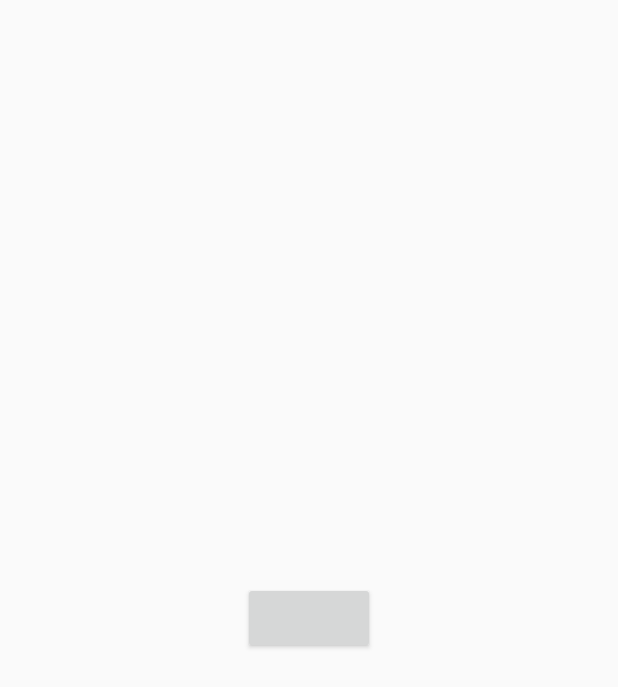
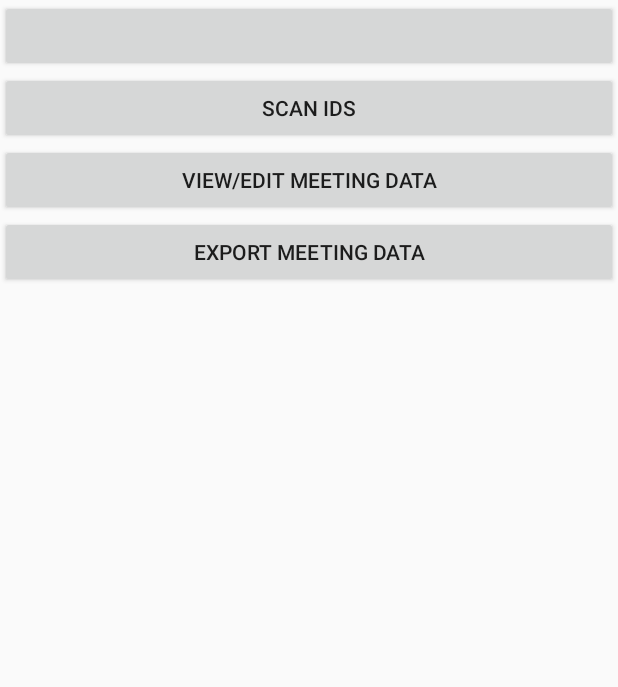
Before and after one commit to Spiderpig86/Attendance, an Android app: the layout fragment_menu.xml on its own in the app's theme, with its tools: preview values and no code run, on a phone screen of 412 x 824 dp. Shown: the top 687 px of the screen. Run offline under Robolectric (Android 15) with nearby library versions, the phone set to English and light mode, and no system bars.

```diff
--- a/Android/Attendance/app/src/main/java/com/clubattendance/attendance/activities/ScanActivity.java
+++ b/Android/Attendance/app/src/main/java/com/clubattendance/attendance/activities/ScanActivity.java
@@ -30,6 +30,9 @@ import com.clubattendance.attendance.R;
 
 /* ------------------------- CLASS DEFINITION ------------------------- */
 
+/**
+ * Activity that scans member IDs.
+ */
 public class ScanActivity extends AppCompatActivity {
 
     /* ------------------------- DATA & VARS ------------------------- */
@@ -113,7 +116,7 @@ public class ScanActivity extends AppCompatActivity {
                  * @param width
                  *      The width of the surface.
                  * @param height
-                 *      The heght of the surface
+                 *      The height of the surface
                  */
                 @Override
                 public void surfaceChanged(SurfaceHolder surfaceHolder, int
--- a/Android/Attendance/app/src/main/res/layout/fragment_menu.xml
+++ b/Android/Attendance/app/src/main/res/layout/fragment_menu.xml
@@ -5,42 +5,37 @@
     android:orientation="vertical"
     android:layout_width="match_parent"
     android:layout_height="match_parent"
-    android:gravity="center"
+    android:gravity="top|center"
     tools:context="com.clubattendance.attendance.fragments.MenuFragment">
 
     <Button
         android:id="@+id/mainButton"
-        android:layout_width="wrap_content"
+        android:layout_width="match_parent"
         android:layout_height="wrap_content"
-        android:gravity="center"
         android:layout_gravity="center_horizontal"/>
 
     <Button
         android:id="@+id/scanButton"
-        android:layout_width="wrap_content"
+        android:layout_width="match_parent"
+        android:layout_height="wrap_content"
+        android:layout_gravity="center_horizontal"
+        android:text="@string/menufrag_scan"/>
+
+    <Button
+        android:id="@+id/editButton"
+        android:layout_width="match_parent"
         android:layout_height="wrap_content"
         android:gravity="center"
         android:layout_gravity="center_horizontal"
-        android:text="@string/menufrag_scan"
-        android:visibility="gone"/>
+        android:text="@string/menufrag_edit"/>
 
     <Button
-        android:id="@+id/editButton"
-        android:layout_width="wrap_content"
+        android:id="@+id/exportButton"
+        android:layout_width="match_parent"
         android:layout_height="wrap_content"
         android:gravity="center"
         android:layout_gravity="center_horizontal"
-        android:text="@string/menufrag_edit"
-        android:visibility="gone"/>
-
-    <Button
-        android:id="@+id/exportButton"
-        android:layout_width="wrap_content"
-        android:layout_height="wrap_content"
-        android:gravity="center"
-        android:layout_gravity="center_horizontal"
-        android:text="@string/menufrag_export"
-        android:visibility="gone"/>
+        android:text="@string/menufrag_export"/>
 
 
 </LinearLayout>
```
Also changed, not shown: Android/Attendance/app/src/main/java/com/clubattendance/attendance/activities/HomeActivity.java (added, +99 -0 lines), Android/Attendance/app/src/main/java/com/clubattendance/attendance/fragments/MenuFragment.java (+32 -7 lines).
